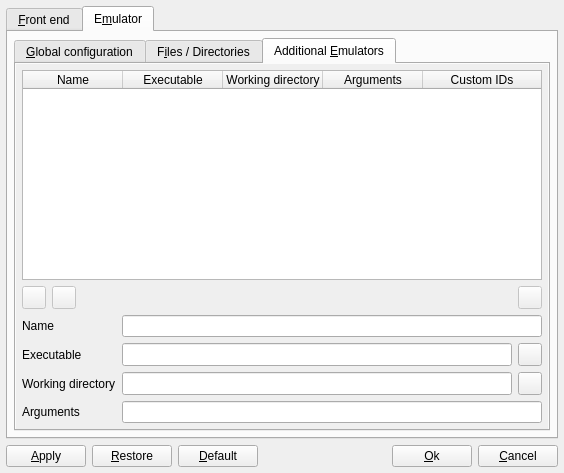
This is options.ui in qmc2/qmc2-mame-fe as Qt 5 draws it before an edit. The edited form follows.
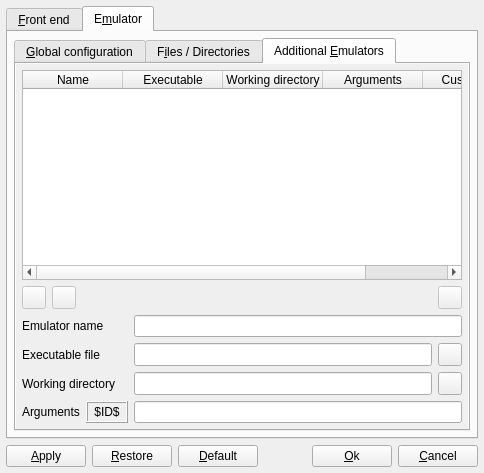
This is the edited form. The open tabs and pages were chosen to show the change. Icons and pictures are not drawn.

Commit message: imp: when registering foreign emulators, the existance of the '$ID$' placeholder on the supplied command line is now indicated through a green/yellow colored label

The edit to the form file:
```diff
--- a/options.ui
+++ b/options.ui
@@ -7,7 +7,7 @@
    <rect>
     <x>0</x>
     <y>0</y>
-    <width>564</width>
+    <width>484</width>
     <height>473</height>
    </rect>
   </property>
@@ -4523,12 +4523,39 @@
                <rect>
                 <x>0</x>
                 <y>0</y>
-                <width>532</width>
+                <width>452</width>
                 <height>366</height>
                </rect>
               </property>
-              <layout class="QGridLayout" name="gridLayout_22">
-               <item row="0" column="0" colspan="6">
+              <layout class="QGridLayout" name="gridLayout_22" columnstretch="0,0,0,1,0,0,0">
+               <item row="1" column="2" colspan="4">
+                <spacer name="horizontalSpacer">
+                 <property name="orientation">
+                  <enum>Qt::Horizontal</enum>
+                 </property>
+                 <property name="sizeHint" stdset="0">
+                  <size>
+                   <width>40</width>
+                   <height>20</height>
+                  </size>
+                 </property>
+                </spacer>
+               </item>
+               <item row="5" column="3" colspan="4">
+                <widget class="QLineEdit" name="lineEditAdditionalEmulatorArguments">
+                 <property name="toolTip">
+                  <string>Arguments passed to the emulator -- use $ID$ as placeholder for the unique set ID, $DESCRIPTION$ for its description</string>
+                 </property>
+                </widget>
+               </item>
+               <item row="4" column="0" colspan="3">
+                <widget class="QLabel" name="labelAdditionalEmulatorWorkingDirectory">
+                 <property name="text">
+                  <string>Working directory</string>
+                 </property>
+                </widget>
+               </item>
+               <item row="0" column="0" colspan="7">
                 <widget class="QTableWidget" name="tableWidgetRegisteredEmulators">
                  <property name="toolTip">
                   <string>Registered emulators -- you may select one of these in the game-specific emulator configuration</string>
@@ -4607,20 +4634,7 @@
                  </property>
                 </widget>
                </item>
-               <item row="1" column="2" colspan="3">
-                <spacer name="horizontalSpacer">
-                 <property name="orientation">
-                  <enum>Qt::Horizontal</enum>
-                 </property>
-                 <property name="sizeHint" stdset="0">
-                  <size>
-                   <width>40</width>
-                   <height>20</height>
-                  </size>
-                 </property>
-                </spacer>
-               </item>
-               <item row="1" column="5">
+               <item row="1" column="6">
                 <widget class="QToolButton" name="toolButtonRemoveEmulator">
                  <property name="enabled">
                   <bool>false</bool>
@@ -4637,41 +4651,7 @@
                  </property>
                 </widget>
                </item>
-               <item row="2" column="0" colspan="4">
-                <widget class="QLabel" name="labelAdditionalEmulatorName">
-                 <property name="text">
-                  <string>Name</string>
-                 </property>
-                </widget>
-               </item>
-               <item row="2" column="4" colspan="2">
-                <widget class="QLineEdit" name="lineEditAdditionalEmulatorName">
-                 <property name="toolTip">
-                  <string>Registered emulator's name</string>
-                 </property>
-                </widget>
-               </item>
-               <item row="3" column="0" colspan="4">
-                <widget class="QLabel" name="labelAdditionalEmulatorExecutableFile">
-                 <property name="text">
-                  <string>Executable</string>
-                 </property>
-                </widget>
-               </item>
-               <item row="3" column="4">
-                <widget class="QLineEdit" name="lineEditAdditionalEmulatorExecutableFile">
-                 <property name="sizePolicy">
-                  <sizepolicy hsizetype="Expanding" vsizetype="Minimum">
-                   <horstretch>0</horstretch>
-                   <verstretch>0</verstretch>
-                  </sizepolicy>
-                 </property>
-                 <property name="toolTip">
-                  <string>Command to execute the emulator (path to the executable file)</string>
-                 </property>
-                </widget>
-               </item>
-               <item row="3" column="5">
+               <item row="3" column="6">
                 <widget class="QToolButton" name="toolButtonBrowseAdditionalEmulatorExecutable">
                  <property name="sizePolicy">
                   <sizepolicy hsizetype="Fixed" vsizetype="Minimum">
@@ -4691,17 +4671,88 @@
                  </property>
                 </widget>
                </item>
-               <item row="5" column="0" colspan="4">
-                <widget class="QLabel" name="labelAdditionalEmulatorArguments">
+               <item row="4" column="6">
+                <widget class="QToolButton" name="toolButtonBrowseAdditionalEmulatorWorkingDirectory">
+                 <property name="sizePolicy">
+                  <sizepolicy hsizetype="Fixed" vsizetype="Minimum">
+                   <horstretch>0</horstretch>
+                   <verstretch>0</verstretch>
+                  </sizepolicy>
+                 </property>
+                 <property name="toolTip">
+                  <string>Browse working directory</string>
+                 </property>
                  <property name="text">
-                  <string>Arguments</string>
+                  <string/>
                  </property>
                 </widget>
                </item>
-               <item row="5" column="4" colspan="2">
-                <widget class="QLineEdit" name="lineEditAdditionalEmulatorArguments">
+               <item row="5" column="0" colspan="3">
+                <layout class="QHBoxLayout" name="horizontalLayout_3">
+                 <item>
+                  <widget class="QLabel" name="labelAdditionalEmulatorArguments">
+                   <property name="text">
+                    <string>Arguments</string>
+                   </property>
+                  </widget>
+                 </item>
+                 <item>
+                  <widget class="QLabel" name="labelIDStatus">
+                   <property name="sizePolicy">
+                    <sizepolicy hsizetype="Fixed" vsizetype="Preferred">
+                     <horstretch>0</horstretch>
+                     <verstretch>0</verstretch>
+                    </sizepolicy>
+                   </property>
+                   <property name="toolTip">
+                    <string>Indicates if the $ID$ placeholder is missing on the supplied command line (yellow) or not (green)</string>
+                   </property>
+                   <property name="autoFillBackground">
+                    <bool>true</bool>
+                   </property>
+                   <property name="frameShape">
+                    <enum>QFrame::Box</enum>
+                   </property>
+                   <property name="frameShadow">
+                    <enum>QFrame::Raised</enum>
+                   </property>
+                   <property name="text">
+                    <string notr="true"> $ID$ </string>
+                   </property>
+                  </widget>
+                 </item>
+                </layout>
+               </item>
+               <item row="4" column="3" colspan="3">
+                <widget class="QLineEdit" name="lineEditAdditionalEmulatorWorkingDirectory">
+                 <property name="sizePolicy">
+                  <sizepolicy hsizetype="Expanding" vsizetype="Minimum">
+                   <horstretch>0</horstretch>
+                   <verstretch>0</verstretch>
+                  </sizepolicy>
+                 </property>
                  <property name="toolTip">
-                  <string>Arguments passed to the emulator -- use $ID$ as placeholder for the unique set ID, $DESCRIPTION$ for its description</string>
+                  <string>Working directory that's used when the emulator is executed (if empty, QMC2's current working directory is used)</string>
+                 </property>
+                </widget>
+               </item>
+               <item row="3" column="3" colspan="3">
+                <widget class="QLineEdit" name="lineEditAdditionalEmulatorExecutableFile">
+                 <property name="sizePolicy">
+                  <sizepolicy hsizetype="Expanding" vsizetype="Minimum">
+                   <horstretch>0</horstretch>
+                   <verstretch>0</verstretch>
+                  </sizepolicy>
+                 </property>
+                 <property name="toolTip">
+                  <string>Command to execute the emulator (path to the executable file)</string>
+                 </property>
+                </widget>
+               </item>
+               <item row="3" column="0" colspan="3">
+                <widget class="QLabel" name="labelAdditionalEmulatorExecutableFile">
+                 <property name="text">
+                  <string>Executable file</string>
                  </property>
                 </widget>
                </item>
@@ -4722,43 +4773,17 @@
                  </property>
                 </widget>
                </item>
-               <item row="4" column="0" colspan="4">
-                <widget class="QLabel" name="labelAdditionalEmulatorWorkingDirectory">
-                 <property name="text">
-                  <string>Working directory</string>
-                 </property>
-                </widget>
-               </item>
-               <item row="4" column="4">
-                <widget class="QLineEdit" name="lineEditAdditionalEmulatorWorkingDirectory">
-                 <property name="sizePolicy">
-                  <sizepolicy hsizetype="Expanding" vsizetype="Minimum">
-                   <horstretch>0</horstretch>
-                   <verstretch>0</verstretch>
-                  </sizepolicy>
-                 </property>
+               <item row="2" column="3" colspan="4">
+                <widget class="QLineEdit" name="lineEditAdditionalEmulatorName">
                  <property name="toolTip">
                   <string>Working directory that's used when the emulator is executed (if empty, QMC2's current working directory is used)</string>
                  </property>
                 </widget>
                </item>
-               <item row="4" column="5">
-                <widget class="QToolButton" name="toolButtonBrowseAdditionalEmulatorWorkingDirectory">
-                 <property name="sizePolicy">
-                  <sizepolicy hsizetype="Fixed" vsizetype="Minimum">
-                   <horstretch>0</horstretch>
-                   <verstretch>0</verstretch>
-                  </sizepolicy>
-                 </property>
-                 <property name="toolTip">
-                  <string>Browse working directory</string>
-                 </property>
+               <item row="2" column="0" colspan="3">
+                <widget class="QLabel" name="labelAdditionalEmulatorName">
                  <property name="text">
-                  <string/>
-                 </property>
-                 <property name="icon">
-                  <iconset resource="qmc2.qrc">
-                   <normaloff>:/data/img/fileopen.png</normaloff>:/data/img/fileopen.png</iconset>
+                  <string>Emulator name</string>
                  </property>
                 </widget>
                </item>
```
Left out of the diff: 12 changed lines with no effect on the pictures. The commit also changes 4 other files.
